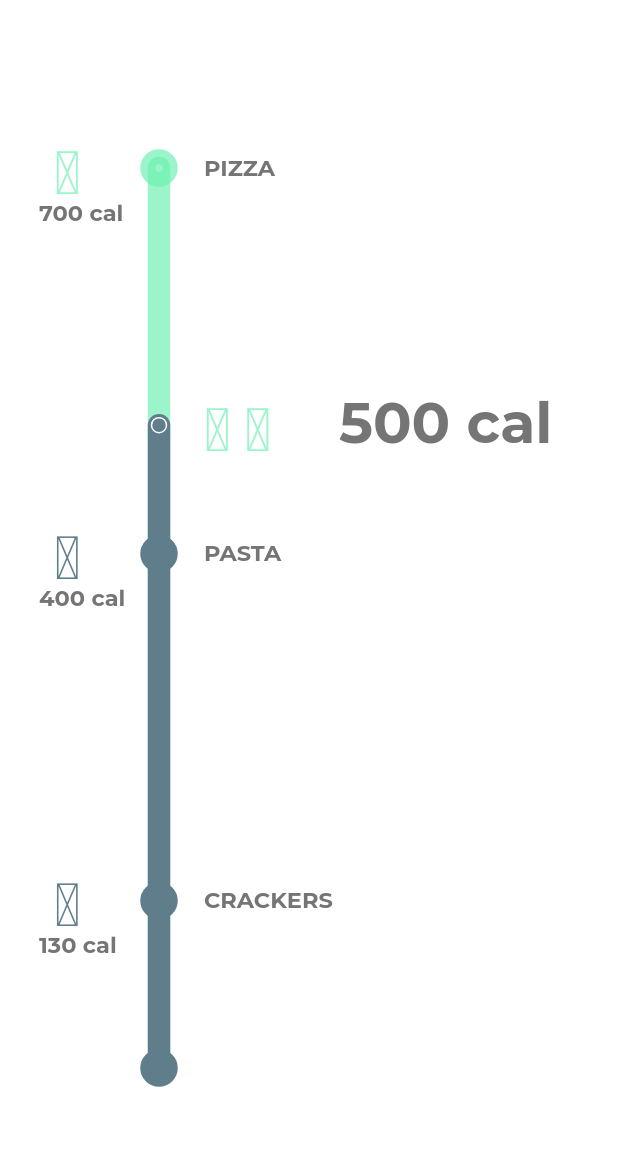
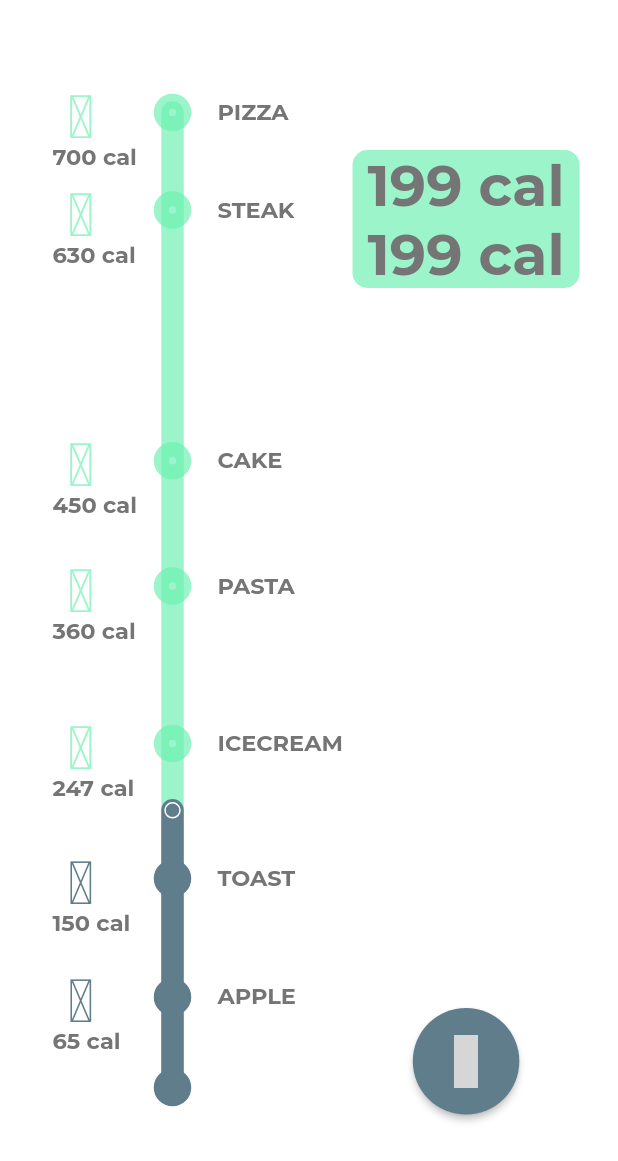
Before and after one commit to stellamaschio/eaty_tourist, a Flutter app: the Home screen opened directly, on a phone screen of 412 x 824 dp. Shown: the top 1161 px of the screen. Run offline on Flutter 3.47's test engine with Material 2 defaults, Android fonts, the phone set to English and light mode, and no system bars; our stand-ins replace dio, google_fonts, jwt_decoder, material_design_icons_flutter, shared_preferences; accounts and stored records are empty; network calls fail; project files that could hold a hidden picture were left out; grey boxes are pictures that could not be loaded.

Commit message:
updated foods+legend+button

```diff
--- a/lib/pages/home.dart
+++ b/lib/pages/home.dart
@@ -1,22 +1,28 @@
 import 'package:flutter/material.dart';
+import 'package:google_fonts/google_fonts.dart';
 import 'package:material_design_icons_flutter/material_design_icons_flutter.dart';
 import 'package:eaty_tourist/widgets/foodbar.dart';
 import 'package:eaty_tourist/models/foods.dart';
 
 //Valore per provare il progresso della barra (max 200)
-const double calories = 500;
+const double calories = 199;
+int cal = calories.toInt();
 
 //Valori dipartenza e fine delle linee
 //NOTA: Widget all'interno di una sized box definita in home
-const double upBar = 0;
-const double downBar = 600;
-double scale = foodList.last.calories / (downBar-upBar);
+const double upBar = -25;
+const double downBar = 625;
+double scale = foodList.last.calories / (downBar - upBar);
 
 //Lista dei Foods
 final List<Foods> foodList = [
-  const Foods(name: 'CRACKERS', calories: 130, index: 1, icon: MdiIcons.baguette),
-  const Foods(name: 'PASTA', calories: 400, index: 2, icon: MdiIcons.pasta),
-  const Foods(name: 'PIZZA', calories: 700, index: 3, icon: MdiIcons.pizza),
+  const Foods(name: 'APPLE', calories: 65, index: 1, icon: MdiIcons.foodApple),
+  const Foods(name: 'TOAST', calories: 150, index: 2, icon: MdiIcons.toaster),
+  const Foods(name: 'ICECREAM', calories: 247, index: 3, icon: MdiIcons.iceCream),
+  const Foods(name: 'PASTA', calories: 360, index: 4, icon: MdiIcons.pasta),
+  const Foods(name: 'CAKE', calories: 450, index: 5, icon: MdiIcons.cupcake),
+  const Foods(name: 'STEAK', calories: 630, index: 6, icon: MdiIcons.foodSteak),
+  const Foods(name: 'PIZZA', calories: 700, index: 7, icon: MdiIcons.pizza),
 ];
 
 class Home extends StatelessWidget {
@@ -31,10 +37,13 @@ class Home extends StatelessWidget {
       backgroundColor: Colors.white,
       body: Align(
         alignment: Alignment.center,
-        child: SizedBox(
-          width: 200,
-          height: 600,
-          child: CustomPaint(
+        child: Padding(
+          padding: EdgeInsets.fromLTRB(115, 100, 0, 0),
+          child: Row(
+            mainAxisAlignment: MainAxisAlignment.start,
+            crossAxisAlignment: CrossAxisAlignment.start,
+            children: [
+              CustomPaint(
                 painter: Foodbar(
                   backColor: Color(0xA969F0AF),
                   frontColor: Color(0xFF607D8B),
@@ -47,6 +56,61 @@ class Home extends StatelessWidget {
                   value: calories,
                 ),
               ),
+              Padding(
+                padding: const EdgeInsets.fromLTRB(120, 0, 0, 0),
+                child: Column(
+                  children: [
+                    Container(
+                      decoration: BoxDecoration(
+                        color: Color(0xA969F0AF),
+                        borderRadius: BorderRadius.circular(10),
+                      ),
+                      child: Row(
+                        children: [
+                          SizedBox(width: 10,),
+                          Column(
+                            children: [
+                              Text(
+                                '$cal cal',
+                                style: GoogleFonts.montserrat(
+                                  color: Colors.grey.shade600,
+                                  fontSize: 38,
+                                  fontWeight: FontWeight.bold,
+                                ),
+                              ),
+                              Text(
+                                '$cal cal',
+                                style: GoogleFonts.montserrat(
+                                  color: Colors.grey.shade600,
+                                  fontSize: 38,
+                                  fontWeight: FontWeight.bold,
+                                ),
+                              ),
+                            ],
+                          ),
+                          SizedBox(width: 10,),
+                        ],
+                      ),
+                    ),
+                    Padding(
+                      padding: const EdgeInsets.fromLTRB(0, 480, 0, 0),
+                      child: ElevatedButton(
+                        style: OutlinedButton.styleFrom(
+                          shape: CircleBorder(),
+                          padding: EdgeInsets.all(18),
+                        ),
+                        onPressed: () {},
+                        child: Icon(
+                          MdiIcons.runFast,
+                          size: 35,
+                          ),
+                      ),
+                    )
+                  ],
+                ),
+              ),
+            ],
+          ),
         ),
       ),
     );
```
Also changed, not shown: lib/widgets/foodbar.dart (+0 -46 lines), pubspec.lock. Lines whose indentation alone changed are shown as unchanged.
